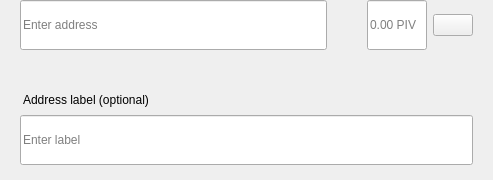
Before: the Qt Designer form src/qt/bcz/forms/sendmultirow.ui in SpecialCoins/den, drawn with Qt 5.
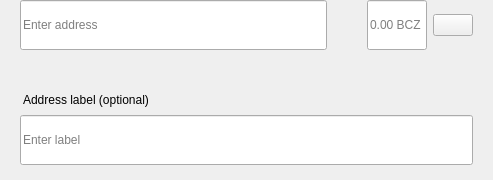
After: the same form once the commit is applied.

Patch:
```diff
--- a/src/qt/bcz/forms/sendmultirow.ui
+++ b/src/qt/bcz/forms/sendmultirow.ui
@@ -198,7 +198,7 @@
            <set>Qt::AlignLeading|Qt::AlignLeft|Qt::AlignVCenter</set>
           </property>
           <property name="placeholderText">
-           <string notr="true">0.00 PIV</string>
+           <string notr="true">0.00 BCZ</string>
           </property>
          </widget>
         </item>
```
